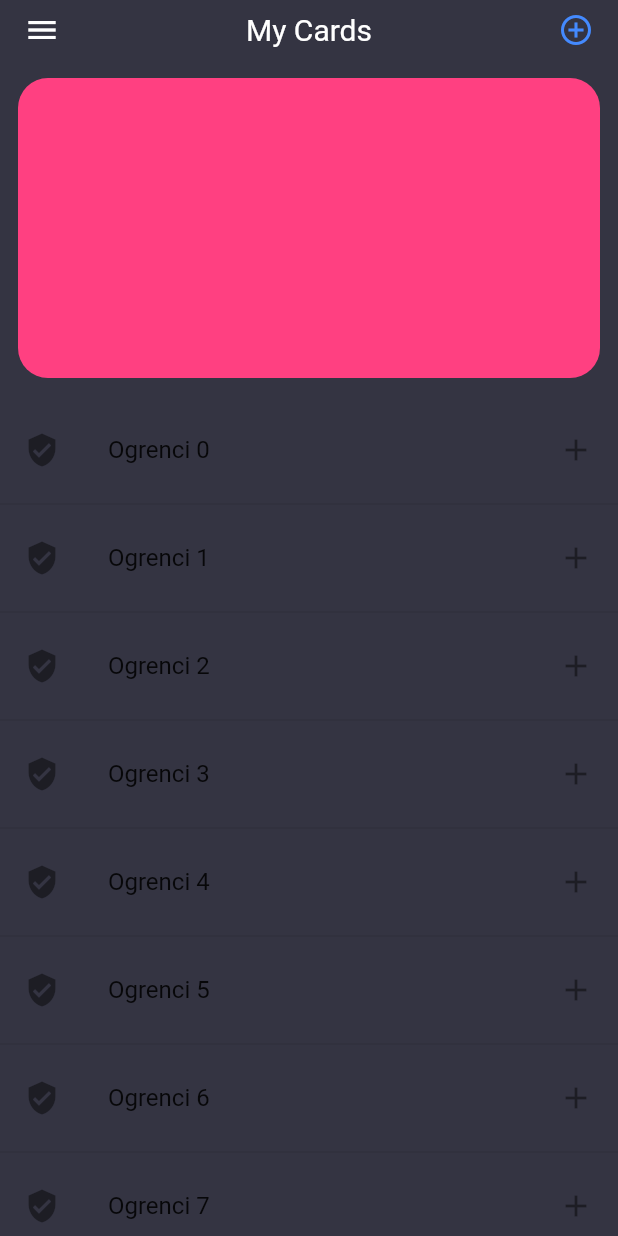
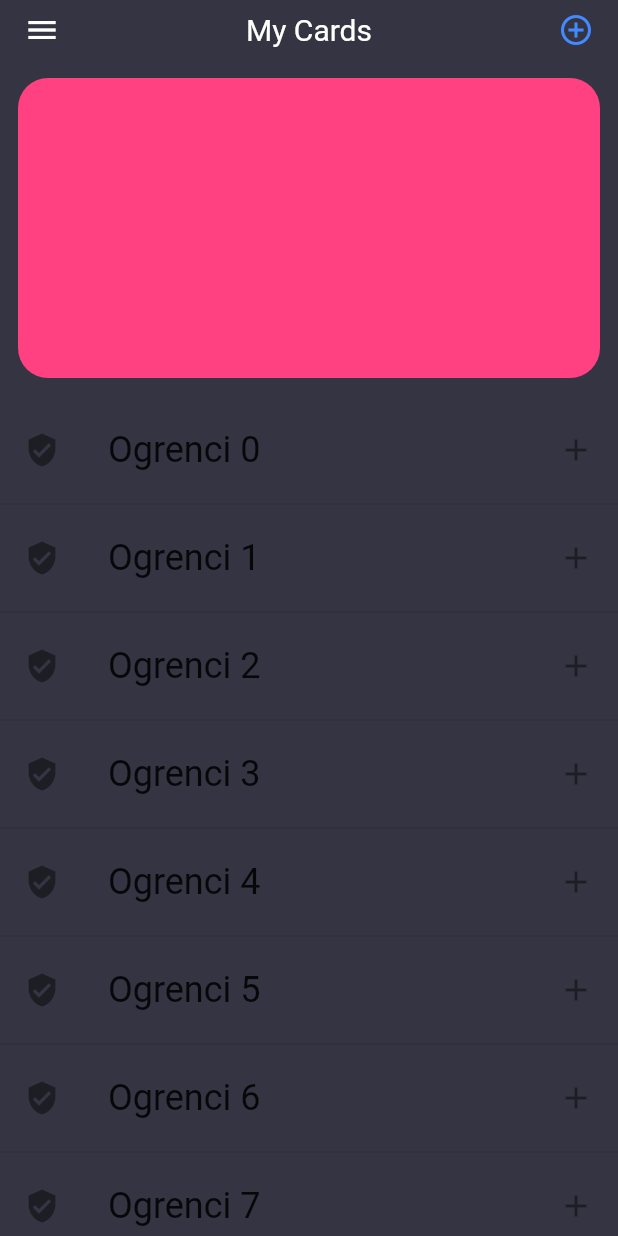
Before and after one commit to Oguzhanks/testhub, a Flutter app: the screen it shows after launch, on a phone screen of 412 x 824 dp. Run offline on Flutter 3.47's test engine with Material 2 defaults, Android fonts, the phone set to English and light mode, and no system bars.

Commit message:
text style ekledim

```diff
--- a/lib/menu_dashboard_widget.dart
+++ b/lib/menu_dashboard_widget.dart
@@ -212,7 +212,7 @@ class _MenuDashBoardState extends State<MenuDashBoard>
                       itemBuilder: (context, index) {
                         return ListTile(
                           leading: Icon(Icons.verified_user),
-                          title: Text("Ogrenci $index"),
+                          title: Text("Ogrenci $index",style: TextStyle(fontSize: 24),),
                           trailing: Icon(Icons.add),
                         );
                       },
```
